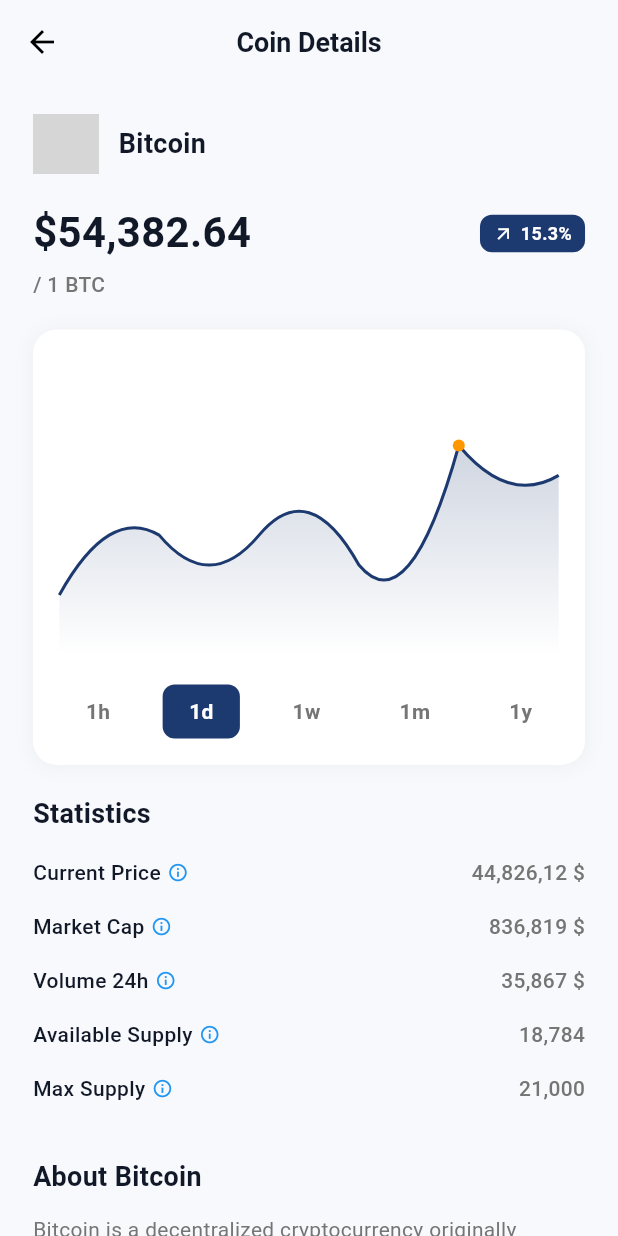
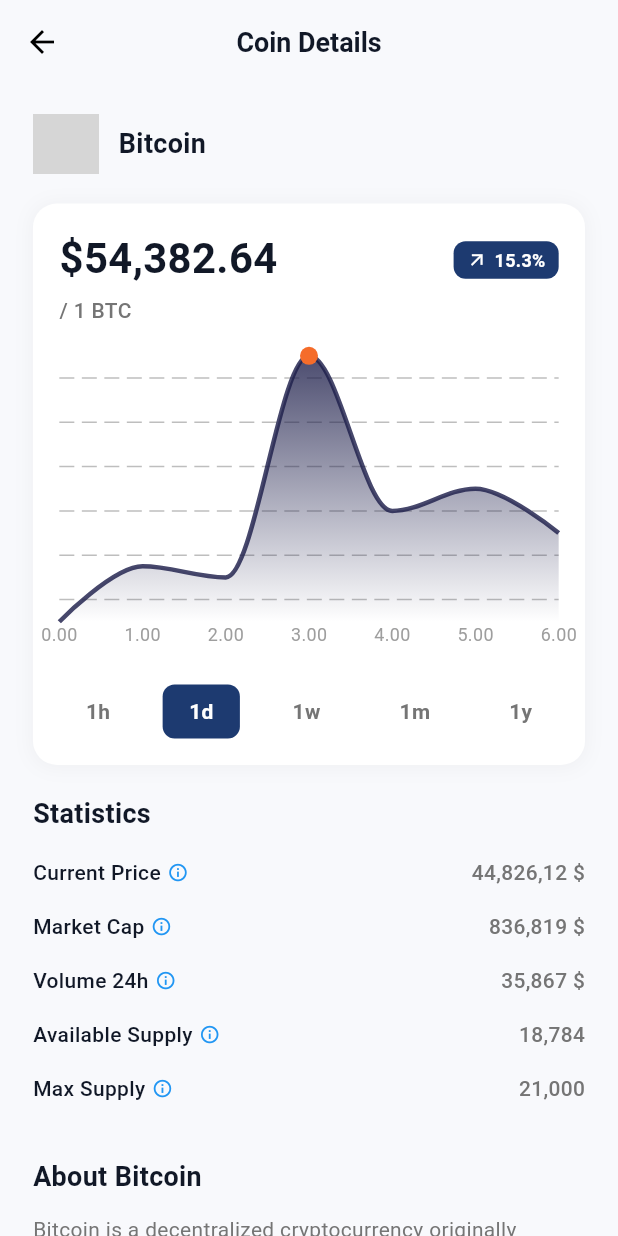
Before and after one commit to MohamedEmad223/fintech_app, a Flutter app: the CoinDetailsScreen screen opened by its route, on a phone screen of 412 x 824 dp. Run offline on Flutter 3.47's test engine with Material 3 defaults, Android fonts, the phone set to English and light mode, and no system bars; drawn by our look-alikes of fancy_shimmer_image, fl_chart; our stand-ins replace bloc, dio, easy_localization, flutter_bloc, flutter_screenutil, flutter_secure_storage and 7 more; missing offline and left inert: dio_smart_retry; accounts and stored records are empty; generated files the repository leaves out were written again; statements that could not run were skipped; grey boxes are pictures that could not be loaded.

Commit message:
feat: Implement dynamic coin chart with `fl_chart`
- **Chart Implementation (`coin_chart.dart`):**
  - Implemented a gradient area under the line and highlighted the peak data point with a distinct dot.
  - Configured horizontal grid lines, chart animations, and disabled vertical/side titles for a cleaner look.

```diff
--- a/lib/features/coin/domain/entity/coin_chart_entity.dart
+++ b/lib/features/coin/domain/entity/coin_chart_entity.dart
@@ -4,7 +4,7 @@ class CoinChartEntity {
   const CoinChartEntity({required this.prices});
 }
 
-class ChartPoint {
+class ChartPoint{
   final DateTime timestamp;
   final double price;
 
--- a/lib/features/coin/presentation/screens/coin_details_screen.dart
+++ b/lib/features/coin/presentation/screens/coin_details_screen.dart
@@ -44,9 +44,28 @@ class CoinDetailsScreen extends StatelessWidget {
                 verticalSpace(20),
                 const CoinHeader(),
                 verticalSpace(20),
-                const PriceInfo(),
-                verticalSpace(20),
-                const CoinChart(),
+                Container(
+                  padding: EdgeInsets.all(16.w),
+                  decoration: BoxDecoration(
+                    color: Colors.white,
+                    borderRadius: BorderRadius.circular(16.r),
+                    boxShadow: [
+                      BoxShadow(
+                        color: Colors.grey.withValues(alpha: 0.1),
+                        spreadRadius: 1,
+                        blurRadius: 10,
+                        offset: const Offset(0, 1),
+                      ),
+                    ],
+                  ),
+                  child: Column(
+                    children: [
+                      const PriceInfo(),
+                      verticalSpace(20),
+                      const CoinChart(),
+                    ],
+                  ),
+                ),
                 verticalSpace(20),
                 const CoinStatistics(),
                 verticalSpace(20),
--- a/lib/features/coin/presentation/widgets/coin_chart.dart
+++ b/lib/features/coin/presentation/widgets/coin_chart.dart
@@ -1,32 +1,140 @@
+import 'package:fl_chart/fl_chart.dart';
 import 'package:flutter/material.dart';
 import 'package:flutter_screenutil/flutter_screenutil.dart';
+
 import '../../../../core/utils/spacing.dart';
 
-class CoinChart extends StatelessWidget {
+class CoinChart extends StatefulWidget {
   const CoinChart({super.key});
 
   @override
+  State<CoinChart> createState() => _CoinChartState();
+}
+
+class _CoinChartState extends State<CoinChart> {
+  //background: linear-gradient(180deg, #1E1F4B 14.99%, rgba(30, 31, 75, 0.1) 95.1%);
+  List<Color> gradientColors = [
+    const Color(0xFF1E1F4B),
+    const Color(0x191E1F4B),
+  ];
+
+  @override
   Widget build(BuildContext context) {
-    return Container(
-      padding: EdgeInsets.all(16.w),
-      decoration: BoxDecoration(
-        color: Colors.white,
-        borderRadius: BorderRadius.circular(16.r),
-        boxShadow: [
-          BoxShadow(
-            color: Colors.grey.withOpacity(0.1),
-            spreadRadius: 1,
-            blurRadius: 10,
-            offset: const Offset(0, 1),
-          ),
-        ],
-      ),
-      child: Column(
+    return Column(
       children: [
         SizedBox(
           height: 200.h,
           width: double.infinity,
-            child: CustomPaint(painter: ChartPainter()),
+          child: LineChart(
+            LineChartData(
+              lineBarsData: [
+                LineChartBarData(
+                  spots: const [
+                    FlSpot(0, 1),
+                    FlSpot(1, 1.5),
+                    FlSpot(2, 1.4),
+                    FlSpot(3, 3.4),
+                    FlSpot(4, 2),
+                    FlSpot(5, 2.2),
+                    FlSpot(6, 1.8),
+                  ],
+                  isCurved: true,
+                  gradient: LinearGradient(
+                    colors: [
+                      ColorTween(
+                        begin: gradientColors[0],
+                        end: gradientColors[1],
+                      ).lerp(0.2)!,
+                      ColorTween(
+                        begin: gradientColors[0],
+                        end: gradientColors[1],
+                      ).lerp(0.2)!,
+                    ],
+                    begin: Alignment.topCenter,
+                    end: Alignment.bottomCenter,
+                  ),
+                  barWidth: 3,
+                  preventCurveOverShooting: true,
+                  dotData: FlDotData(
+                    show: true,
+                    checkToShowDot: (spot, barData) {
+                      return barData.spots.indexOf(spot) ==
+                          barData.spots.indexWhere(
+                            (s) =>
+                                s.y ==
+                                barData.spots
+                                    .map((e) => e.y)
+                                    .reduce(
+                                      (value, element) =>
+                                          value > element ? value : element,
+                                    ),
+                          );
+                    },
+                    getDotPainter: (spot, percent, barData, index) =>
+                        FlDotCirclePainter(radius: 6, color: Color(0xffF56C2A)),
+                  ),
+                  belowBarData: BarAreaData(
+                    show: true,
+                    gradient: LinearGradient(
+                      colors: [
+                        ColorTween(
+                          begin: gradientColors[0],
+                          end: gradientColors[1],
+                        ).lerp(0.2)!.withValues(alpha: 0.8),
+                        ColorTween(
+                          begin: gradientColors[0],
+                          end: gradientColors[1],
+                        ).lerp(0.2)!.withValues(alpha: 0.0),
+                      ],
+                      begin: Alignment.topCenter,
+                      end: Alignment.bottomCenter,
+                    ),
+                  ),
+                ),
+              ],
+              gridData: FlGridData(
+                show: true,
+                drawVerticalLine: false,
+                horizontalInterval: 0.4,
+                drawHorizontalLine: true,
+                getDrawingHorizontalLine: (value) => FlLine(
+                  color: const Color(0xFFBEBEBE),
+                  strokeWidth: 1,
+                  dashArray: [10, 5],
+                ),
+              ),
+              titlesData: FlTitlesData(
+                show: true,
+                bottomTitles: AxisTitles(
+                  sideTitles: SideTitles(
+                    showTitles: true,
+                    getTitlesWidget: (value, meta) {
+                      /// Customize bottom titles here
+                      return Text(
+                        value.toStringAsFixed(2),
+                        style: TextStyle(color: Colors.grey, fontSize: 12.sp),
+                      );
+                    },
+                    maxIncluded: true,
+                    interval: 1,
+                    minIncluded: true,
+                  ),
+                ),
+                leftTitles: AxisTitles(
+                  sideTitles: SideTitles(showTitles: false),
+                ),
+                rightTitles: AxisTitles(
+                  sideTitles: SideTitles(showTitles: false),
+                ),
+                topTitles: AxisTitles(
+                  sideTitles: SideTitles(showTitles: false),
+                ),
+              ),
+              borderData: FlBorderData(show: false),
+            ),
+            curve: Curves.easeInOut,
+            duration: const Duration(milliseconds: 500),
+          ),
         ),
         verticalSpace(20),
         Row(
@@ -40,7 +148,6 @@ class CoinChart extends StatelessWidget {
           ],
         ),
       ],
-      ),
     );
   }
 }
@@ -70,84 +177,3 @@ class _TimeFilterButton extends StatelessWidget {
     );
   }
 }
-
-class ChartPainter extends CustomPainter {
-  @override
-  void paint(Canvas canvas, Size size) {
-    final paint = Paint()
-      ..color = const Color(0xFF1D3A70)
-      ..strokeWidth = 2
-      ..style = PaintingStyle.stroke;
-
-    final path = Path();
-    path.moveTo(0, size.height * 0.8);
-    path.quadraticBezierTo(
-      size.width * 0.1,
-      size.height * 0.5,
-      size.width * 0.2,
-      size.height * 0.6,
-    );
-    path.quadraticBezierTo(
-      size.width * 0.3,
-      size.height * 0.8,
-      size.width * 0.4,
-      size.height * 0.6,
-    );
-    path.quadraticBezierTo(
-      size.width * 0.5,
-      size.height * 0.4,
-      size.width * 0.6,
-      size.height * 0.7,
-    );
-    path.quadraticBezierTo(
-      size.width * 0.7,
-      size.height * 0.9,
-      size.width * 0.8,
-      size.height * 0.3,
-    );
-    path.quadraticBezierTo(
-      size.width * 0.9,
-      size.height * 0.5,
-      size.width,
-      size.height * 0.4,
-    );
-
-    canvas.drawPath(path, paint);
-
-    // Fill gradient
-    final fillPath = Path.from(path);
-    fillPath.lineTo(size.width, size.height);
-    fillPath.lineTo(0, size.height);
-    fillPath.close();
-
-    final gradient = LinearGradient(
-      begin: Alignment.topCenter,
-      end: Alignment.bottomCenter,
-      colors: [
-        const Color(0xFF1D3A70).withOpacity(0.3),
-        const Color(0xFF1D3A70).withOpacity(0.0),
-      ],
-    );
-
-    final fillPaint = Paint()
-      ..shader = gradient.createShader(
-        Rect.fromLTWH(0, 0, size.width, size.height),
-      )
-      ..style = PaintingStyle.fill;
-
-    canvas.drawPath(fillPath, fillPaint);
-
-    // Draw dot at peak
-    canvas.drawCircle(
-      Offset(size.width * 0.8, size.height * 0.3),
-      4,
-      Paint()..color = Colors.orange,
-    );
-
-    // Draw price tag
-    // Simplified for now
-  }
-
-  @override
-  bool shouldRepaint(covariant CustomPainter oldDelegate) => false;
-}
```
Also changed, not shown: pubspec.lock. Lines whose indentation alone changed are shown as unchanged.
